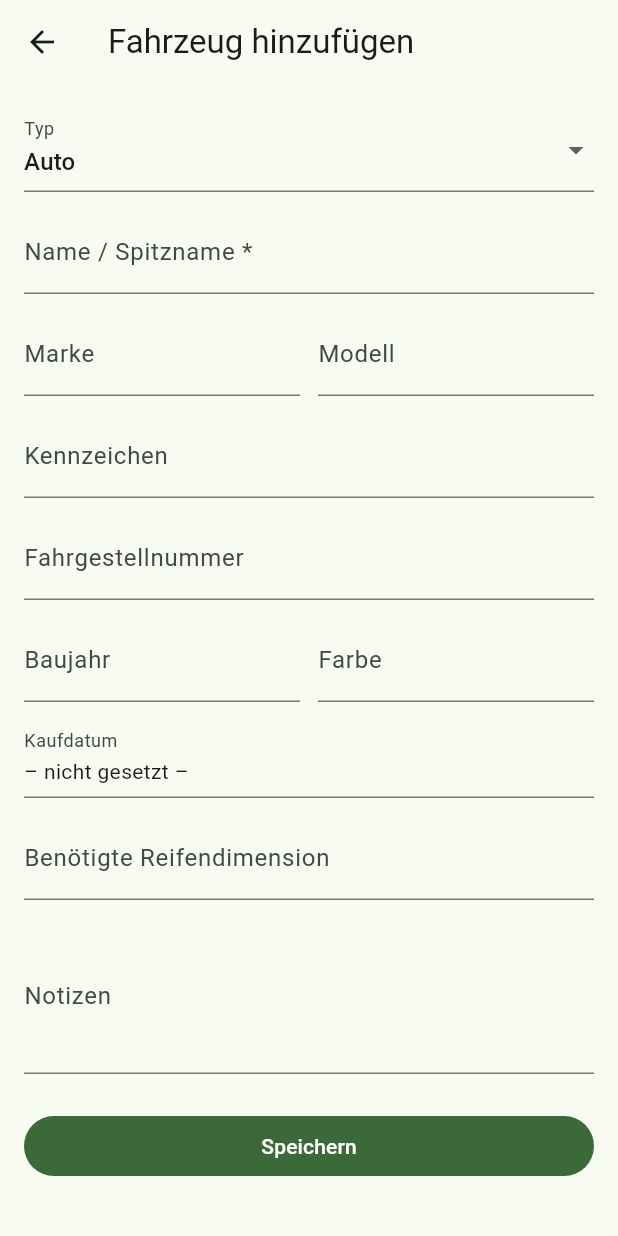
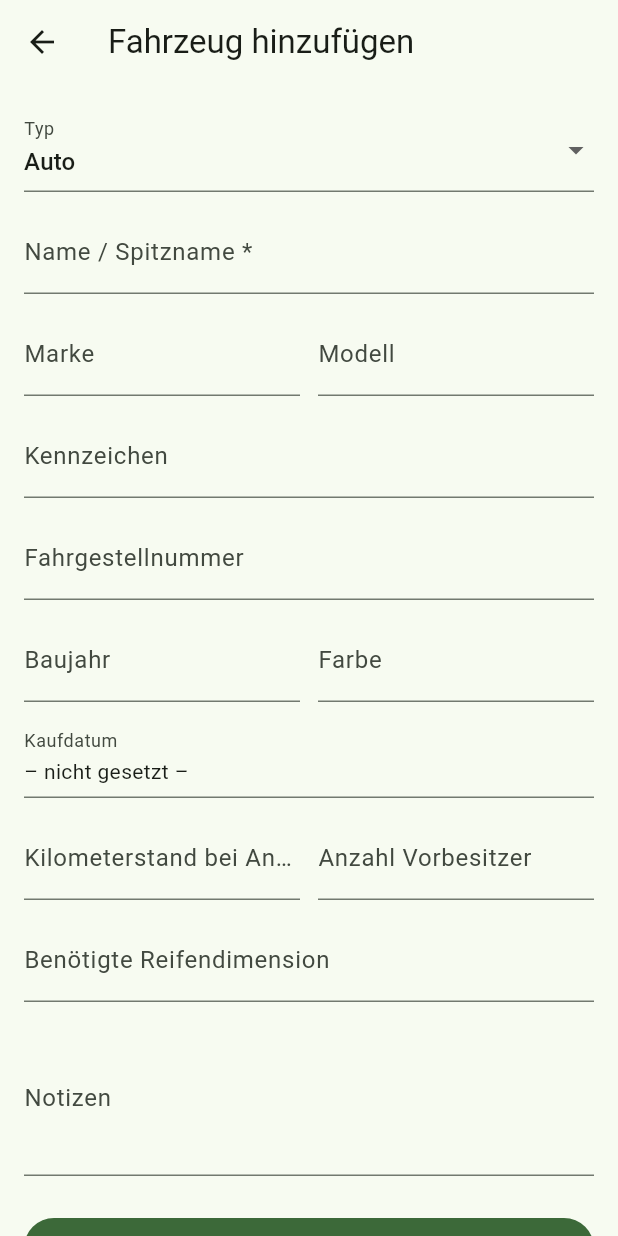
Before and after one commit to woku369/FuhrparkMeister, a Flutter app: the VehicleFormScreen screen opened directly, on a phone screen of 412 x 824 dp. Run offline on Flutter 3.47's test engine with Material 3 defaults, Android fonts, the phone set to English and light mode, and no system bars; our stand-ins replace flutter_local_notifications, google_sign_in, image_picker, share_plus, sqflite, timezone; accounts and stored records are empty.

Commit message:
Kilometerstand bei Ankauf + Anzahl Vorbesitzer; Fix fehlender Import
Zwei neue Fahrzeug-Stammdatenfelder (Kilometerstand bei Ankauf,
Anzahl Vorbesitzer) - ergänzen zusammen mit den bereits vorhandenen
bekannten Mängeln/Beobachtungen (Wartungs-To-Dos) und der erledigten
Historie das vollständige Bild für einen späteren Verkauf: was wurde
wann gemacht, in welchem Zustand/mit welcher Vorgeschichte gekauft.
DB-Migration Version 2->3 (ALTER TABLE vehicles ADD COLUMN),
bestehende Installationen bekommen die Spalten automatisch ergänzt.
In Formular, Übersicht und Historie-Export aufgenommen.

Fix: history_export_service.dart fehlte der Import für
InspectionTypeX (i.type.label) - CI-Run #20 ist deshalb an
'undefined_getter' gescheitert, hier mitbehoben.

Co-Authored-By: Claude Sonnet 5 <noreply@anthropic.com>
Claude-Session: https://claude.ai/code/session_01QYK9Vmn3uYVVZ8rTNXxpCY

```diff
--- a/app/lib/database/database_helper.dart
+++ b/app/lib/database/database_helper.dart
@@ -14,7 +14,7 @@ class DatabaseHelper {
   static final DatabaseHelper instance = DatabaseHelper._();
 
   static const _dbName = 'fuhrparkmeister.db';
-  static const _dbVersion = 2;
+  static const _dbVersion = 3;
 
   static const _createMaintenanceTasksTable = '''
     CREATE TABLE maintenance_tasks (
@@ -56,6 +56,8 @@ class DatabaseHelper {
             baujahr INTEGER,
             farbe TEXT,
             kaufdatum TEXT,
+            kilometerstand_bei_ankauf INTEGER,
+            anzahl_vorbesitzer INTEGER,
             soll_reifendimension TEXT,
             notizen TEXT,
             created_at TEXT NOT NULL,
@@ -147,6 +149,14 @@ class DatabaseHelper {
         if (oldVersion < 2) {
           await db.execute(_createMaintenanceTasksTable);
           await db.execute(_createMaintenanceTasksIndex);
+        }
+        if (oldVersion < 3) {
+          await db.execute(
+            'ALTER TABLE vehicles ADD COLUMN kilometerstand_bei_ankauf INTEGER',
+          );
+          await db.execute(
+            'ALTER TABLE vehicles ADD COLUMN anzahl_vorbesitzer INTEGER',
+          );
         }
       },
     );
--- a/app/lib/models/vehicle.dart
+++ b/app/lib/models/vehicle.dart
@@ -49,6 +49,8 @@ class Vehicle {
   int? baujahr;
   String? farbe;
   DateTime? kaufdatum;
+  int? kilometerstandBeiAnkauf;
+  int? anzahlVorbesitzer;
   String? sollReifendimension;
   String? notizen;
   final DateTime createdAt;
@@ -65,6 +67,8 @@ class Vehicle {
     this.baujahr,
     this.farbe,
     this.kaufdatum,
+    this.kilometerstandBeiAnkauf,
+    this.anzahlVorbesitzer,
     this.sollReifendimension,
     this.notizen,
     required this.createdAt,
@@ -87,6 +91,8 @@ class Vehicle {
       'baujahr': baujahr,
       'farbe': farbe,
       'kaufdatum': kaufdatum?.toIso8601String(),
+      'kilometerstand_bei_ankauf': kilometerstandBeiAnkauf,
+      'anzahl_vorbesitzer': anzahlVorbesitzer,
       'soll_reifendimension': sollReifendimension,
       'notizen': notizen,
       'created_at': createdAt.toIso8601String(),
@@ -111,6 +117,8 @@ class Vehicle {
       kaufdatum: map['kaufdatum'] != null
           ? DateTime.parse(map['kaufdatum'] as String)
           : null,
+      kilometerstandBeiAnkauf: map['kilometerstand_bei_ankauf'] as int?,
+      anzahlVorbesitzer: map['anzahl_vorbesitzer'] as int?,
       sollReifendimension: map['soll_reifendimension'] as String?,
       notizen: map['notizen'] as String?,
       createdAt: DateTime.parse(map['created_at'] as String),
--- a/app/lib/providers/fuhrpark_provider.dart
+++ b/app/lib/providers/fuhrpark_provider.dart
@@ -46,6 +46,8 @@ class FuhrparkProvider extends ChangeNotifier {
     int? baujahr,
     String? farbe,
     DateTime? kaufdatum,
+    int? kilometerstandBeiAnkauf,
+    int? anzahlVorbesitzer,
     String? sollReifendimension,
     String? notizen,
   }) async {
@@ -61,6 +63,8 @@ class FuhrparkProvider extends ChangeNotifier {
       baujahr: baujahr,
       farbe: farbe,
       kaufdatum: kaufdatum,
+      kilometerstandBeiAnkauf: kilometerstandBeiAnkauf,
+      anzahlVorbesitzer: anzahlVorbesitzer,
       sollReifendimension: sollReifendimension,
       notizen: notizen,
       createdAt: now,
--- a/app/lib/screens/vehicle_detail/overview_tab.dart
+++ b/app/lib/screens/vehicle_detail/overview_tab.dart
@@ -19,6 +19,8 @@ class OverviewTab extends StatelessWidget {
       ('Baujahr', vehicle.baujahr?.toString()),
       ('Farbe', vehicle.farbe),
       ('Kaufdatum', vehicle.kaufdatum?.deDate),
+      ('Kilometerstand bei Ankauf', vehicle.kilometerstandBeiAnkauf?.toString()),
+      ('Anzahl Vorbesitzer', vehicle.anzahlVorbesitzer?.toString()),
       ('Benötigte Reifendimension', vehicle.sollReifendimension),
     ];
 
--- a/app/lib/screens/vehicle_form_screen.dart
+++ b/app/lib/screens/vehicle_form_screen.dart
@@ -27,6 +27,8 @@ class _VehicleFormScreenState extends State<VehicleFormScreen> {
   late final TextEditingController _farbe;
   late final TextEditingController _sollDimension;
   late final TextEditingController _notizen;
+  late final TextEditingController _kmBeiAnkauf;
+  late final TextEditingController _vorbesitzer;
   DateTime? _kaufdatum;
   bool _saving = false;
 
@@ -46,6 +48,8 @@ class _VehicleFormScreenState extends State<VehicleFormScreen> {
     _farbe = TextEditingController(text: v?.farbe ?? '');
     _sollDimension = TextEditingController(text: v?.sollReifendimension ?? '');
     _notizen = TextEditingController(text: v?.notizen ?? '');
+    _kmBeiAnkauf = TextEditingController(text: v?.kilometerstandBeiAnkauf?.toString() ?? '');
+    _vorbesitzer = TextEditingController(text: v?.anzahlVorbesitzer?.toString() ?? '');
     _kaufdatum = v?.kaufdatum;
   }
 
@@ -60,6 +64,8 @@ class _VehicleFormScreenState extends State<VehicleFormScreen> {
     _farbe.dispose();
     _sollDimension.dispose();
     _notizen.dispose();
+    _kmBeiAnkauf.dispose();
+    _vorbesitzer.dispose();
     super.dispose();
   }
 
@@ -151,6 +157,28 @@ class _VehicleFormScreenState extends State<VehicleFormScreen> {
               ),
             ),
             const SizedBox(height: 12),
+            Row(
+              children: [
+                Expanded(
+                  child: TextFormField(
+                    controller: _kmBeiAnkauf,
+                    decoration: const InputDecoration(
+                      labelText: 'Kilometerstand bei Ankauf',
+                    ),
+                    keyboardType: TextInputType.number,
+                  ),
+                ),
+                const SizedBox(width: 12),
+                Expanded(
+                  child: TextFormField(
+                    controller: _vorbesitzer,
+                    decoration: const InputDecoration(labelText: 'Anzahl Vorbesitzer'),
+                    keyboardType: TextInputType.number,
+                  ),
+                ),
+              ],
+            ),
+            const SizedBox(height: 12),
             TextFormField(
               controller: _sollDimension,
               decoration: const InputDecoration(
@@ -211,6 +239,8 @@ class _VehicleFormScreenState extends State<VehicleFormScreen> {
         v.baujahr = int.tryParse(_baujahr.text.trim());
         v.farbe = _farbe.text.trim().isEmpty ? null : _farbe.text.trim();
         v.kaufdatum = _kaufdatum;
+        v.kilometerstandBeiAnkauf = int.tryParse(_kmBeiAnkauf.text.trim());
+        v.anzahlVorbesitzer = int.tryParse(_vorbesitzer.text.trim());
         v.sollReifendimension = _sollDimension.text.trim().isEmpty
             ? null
             : _sollDimension.text.trim();
@@ -230,6 +260,8 @@ class _VehicleFormScreenState extends State<VehicleFormScreen> {
           baujahr: int.tryParse(_baujahr.text.trim()),
           farbe: _farbe.text.trim().isEmpty ? null : _farbe.text.trim(),
           kaufdatum: _kaufdatum,
+          kilometerstandBeiAnkauf: int.tryParse(_kmBeiAnkauf.text.trim()),
+          anzahlVorbesitzer: int.tryParse(_vorbesitzer.text.trim()),
           sollReifendimension: _sollDimension.text.trim().isEmpty
               ? null
               : _sollDimension.text.trim(),
--- a/app/lib/services/history_export_service.dart
+++ b/app/lib/services/history_export_service.dart
@@ -5,6 +5,7 @@ import 'package:path/path.dart' as p;
 import 'package:path_provider/path_provider.dart';
 
 import '../database/database_helper.dart';
+import '../models/inspection.dart';
 import '../models/vehicle.dart';
 
 /// Baut eine lesbare Wartungshistorie aus erledigten Prüfterminen und
@@ -33,6 +34,10 @@ class HistoryExportService {
       if (vehicle.baujahr != null) 'Baujahr: ${vehicle.baujahr}',
       if (vehicle.fahrgestellnummer != null && vehicle.fahrgestellnummer!.isNotEmpty)
         'Fahrgestellnummer: ${vehicle.fahrgestellnummer}',
+      if (vehicle.kilometerstandBeiAnkauf != null)
+        'Kilometerstand bei Ankauf: ${vehicle.kilometerstandBeiAnkauf} km',
+      if (vehicle.anzahlVorbesitzer != null)
+        'Vorbesitzer: ${vehicle.anzahlVorbesitzer}',
     ];
     if (stammdaten.isNotEmpty) buffer.writeln(stammdaten.join(' · '));
     buffer.writeln('Erstellt am ${_deDate(DateTime.now())} mit FuhrparkMeister');
```
Also changed, not shown: 2 other files.
